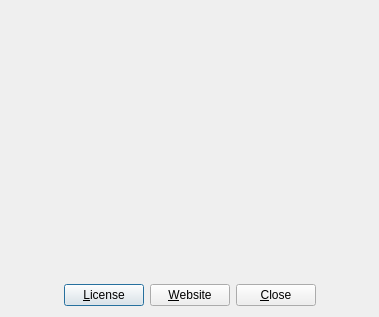
This is glabels/ui/AboutDialog.ui in jimevins/glabels-qt as Qt 5 draws it before an edit. The edited form follows.
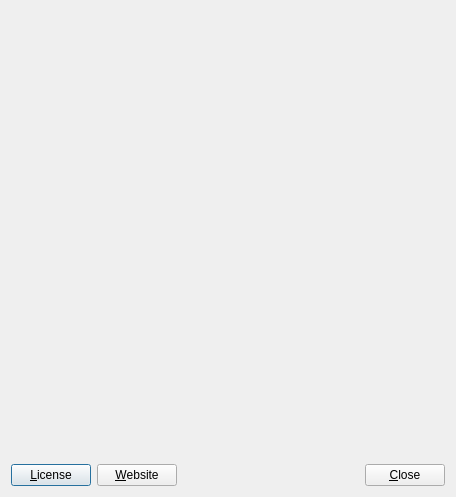
This is the edited form. Icons and pictures are not drawn.

Commit message: Some simple fleshing out of AboutDialog.

Diff of the .ui file:
```diff
--- a/glabels/ui/AboutDialog.ui
+++ b/glabels/ui/AboutDialog.ui
@@ -9,8 +9,8 @@
    <rect>
     <x>0</x>
     <y>0</y>
-    <width>379</width>
-    <height>317</height>
+    <width>456</width>
+    <height>497</height>
    </rect>
   </property>
   <property name="sizePolicy">
@@ -25,7 +25,7 @@
   <property name="modal">
    <bool>true</bool>
   </property>
-  <layout class="QVBoxLayout" name="verticalLayout" stretch="0,1,0">
+  <layout class="QVBoxLayout" name="verticalLayout" stretch="0,0,1,0">
    <item>
     <widget class="QLabel" name="Icon">
      <property name="text">
@@ -39,6 +39,19 @@
      </property>
     </widget>
    </item>
+   <item>
+    <widget class="QLabel" name="label">
+     <property name="text">
+      <string/>
+     </property>
+     <property name="pixmap">
+      <pixmap resource="../images.qrc">:/images/glabels-label-designer.png</pixmap>
+     </property>
+     <property name="alignment">
+      <set>Qt::AlignCenter</set>
+     </property>
+    </widget>
+   </item>
    <item>
     <widget class="QLabel" name="aboutLabel">
      <property name="text">
@@ -48,7 +61,10 @@
       <enum>Qt::RichText</enum>
      </property>
      <property name="alignment">
-      <set>Qt::AlignCenter</set>
+      <set>Qt::AlignLeading|Qt::AlignLeft|Qt::AlignTop</set>
+     </property>
+     <property name="wordWrap">
+      <bool>true</bool>
      </property>
      <property name="margin">
       <number>10</number>
@@ -57,19 +73,6 @@
    </item>
    <item>
     <layout class="QHBoxLayout" name="horizontalLayout">
-     <item>
-      <spacer name="horizontalSpacer">
-       <property name="orientation">
-        <enum>Qt::Horizontal</enum>
-       </property>
-       <property name="sizeHint" stdset="0">
-        <size>
-         <width>40</width>
-         <height>20</height>
-        </size>
-       </property>
-      </spacer>
-     </item>
      <item>
       <widget class="QPushButton" name="licenseButton">
        <property name="text">
@@ -84,6 +87,19 @@
        </property>
       </widget>
      </item>
+     <item>
+      <spacer name="horizontalSpacer_3">
+       <property name="orientation">
+        <enum>Qt::Horizontal</enum>
+       </property>
+       <property name="sizeHint" stdset="0">
+        <size>
+         <width>40</width>
+         <height>20</height>
+        </size>
+       </property>
+      </spacer>
+     </item>
      <item>
       <widget class="QPushButton" name="closeButton">
        <property name="text">
@@ -91,19 +107,6 @@
        </property>
       </widget>
      </item>
-     <item>
-      <spacer name="horizontalSpacer_2">
-       <property name="orientation">
-        <enum>Qt::Horizontal</enum>
-       </property>
-       <property name="sizeHint" stdset="0">
-        <size>
-         <width>40</width>
-         <height>20</height>
-        </size>
-       </property>
-      </spacer>
-     </item>
     </layout>
    </item>
   </layout>
```
The commit also changes 4 other files.
